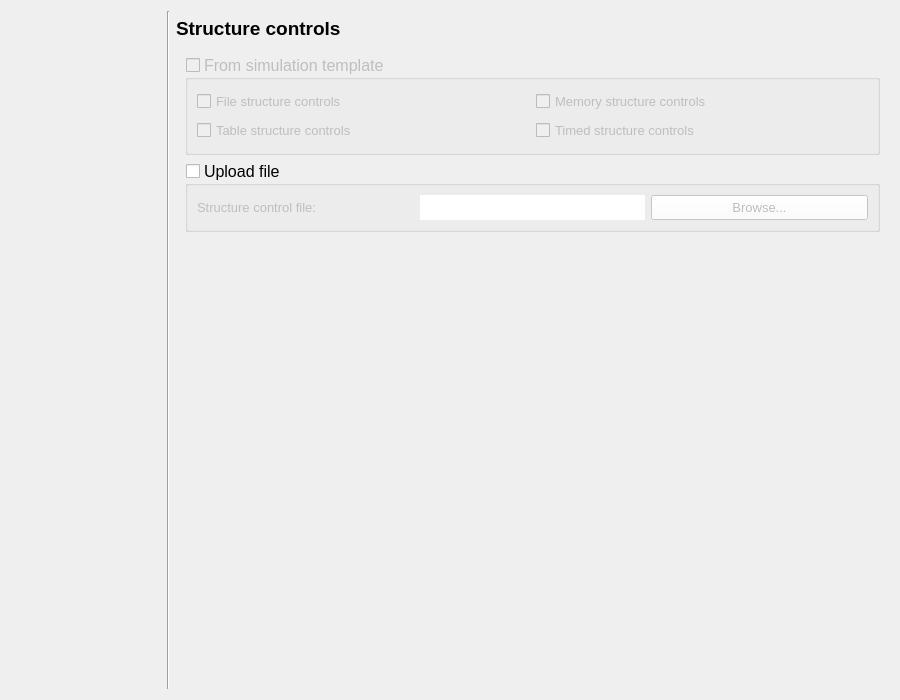
Before: the Qt Designer form threedi_models_and_simulations/ui/simulation_wizard/page_structure_controls.ui in nens/threedi-api-qgis-client, drawn with Qt 5.
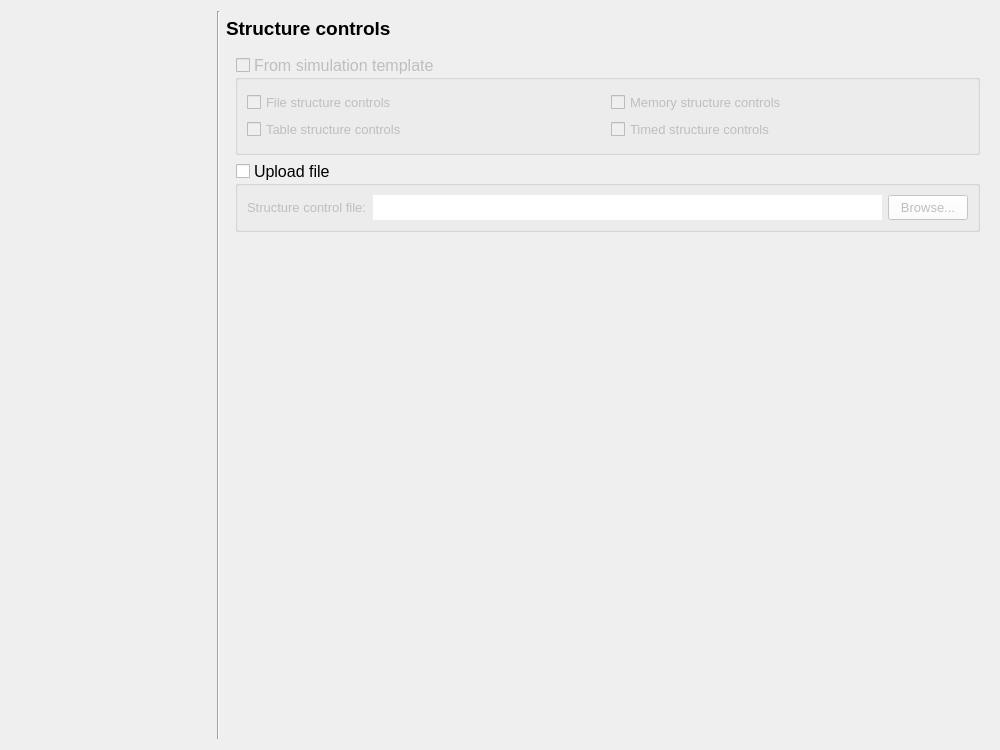
After: the same form once the commit is applied.

Patch:
```diff
--- a/threedi_models_and_simulations/ui/simulation_wizard/page_structure_controls.ui
+++ b/threedi_models_and_simulations/ui/simulation_wizard/page_structure_controls.ui
@@ -6,14 +6,14 @@
    <rect>
     <x>0</x>
     <y>0</y>
-    <width>900</width>
-    <height>700</height>
+    <width>1000</width>
+    <height>750</height>
    </rect>
   </property>
   <property name="minimumSize">
    <size>
-    <width>720</width>
-    <height>700</height>
+    <width>0</width>
+    <height>0</height>
    </size>
   </property>
   <property name="palette">
@@ -80,9 +80,15 @@
    </item>
    <item row="2" column="2">
     <widget class="QWidget" name="default_init_widget" native="true">
+     <property name="sizePolicy">
+      <sizepolicy hsizetype="Expanding" vsizetype="Preferred">
+       <horstretch>0</horstretch>
+       <verstretch>0</verstretch>
+      </sizepolicy>
+     </property>
      <property name="minimumSize">
       <size>
-       <width>700</width>
+       <width>0</width>
        <height>0</height>
       </size>
      </property>
@@ -92,6 +98,12 @@
         <property name="enabled">
          <bool>false</bool>
         </property>
+        <property name="sizePolicy">
+         <sizepolicy hsizetype="Expanding" vsizetype="Preferred">
+          <horstretch>0</horstretch>
+          <verstretch>0</verstretch>
+         </sizepolicy>
+        </property>
         <property name="minimumSize">
          <size>
           <width>0</width>
@@ -115,47 +127,21 @@
         </property>
         <layout class="QGridLayout" name="gridLayout_7">
          <item row="0" column="0">
-          <layout class="QHBoxLayout" name="horizontalLayout_4">
-           <item>
-            <widget class="QCheckBox" name="cb_file_sc">
-             <property name="minimumSize">
-              <size>
-               <width>14</width>
-               <height>14</height>
-              </size>
-             </property>
-             <property name="maximumSize">
-              <size>
-               <width>16777215</width>
-               <height>16777215</height>
-              </size>
-             </property>
-             <property name="font">
-              <font>
-               <family>Segoe UI</family>
-               <pointsize>10</pointsize>
-              </font>
-             </property>
-             <property name="layoutDirection">
-              <enum>Qt::LeftToRight</enum>
-             </property>
-             <property name="text">
-              <string>File structure controls</string>
-             </property>
-             <property name="checked">
-              <bool>false</bool>
-             </property>
-            </widget>
-           </item>
-          </layout>
-         </item>
+          <layout class="QGridLayout" name="gridLayout_3">
+           <property name="bottomMargin">
+            <number>0</number>
+           </property>
          <item row="0" column="1">
-          <layout class="QHBoxLayout" name="horizontalLayout_5">
-           <item>
             <widget class="QCheckBox" name="cb_memory_sc">
+             <property name="sizePolicy">
+              <sizepolicy hsizetype="MinimumExpanding" vsizetype="Fixed">
+               <horstretch>0</horstretch>
+               <verstretch>0</verstretch>
+              </sizepolicy>
+             </property>
              <property name="minimumSize">
               <size>
-               <width>14</width>
+               <width>0</width>
                <height>14</height>
               </size>
              </property>
@@ -185,15 +171,17 @@
              </property>
             </widget>
            </item>
-          </layout>
-         </item>
          <item row="1" column="0">
-          <layout class="QHBoxLayout" name="horizontalLayout_6">
-           <item>
             <widget class="QCheckBox" name="cb_table_sc">
+             <property name="sizePolicy">
+              <sizepolicy hsizetype="MinimumExpanding" vsizetype="Fixed">
+               <horstretch>0</horstretch>
+               <verstretch>0</verstretch>
+              </sizepolicy>
+             </property>
              <property name="minimumSize">
               <size>
-               <width>14</width>
+               <width>0</width>
                <height>14</height>
               </size>
              </property>
@@ -220,15 +208,17 @@
              </property>
             </widget>
            </item>
-          </layout>
-         </item>
          <item row="1" column="1">
-          <layout class="QHBoxLayout" name="horizontalLayout_7">
-           <item>
             <widget class="QCheckBox" name="cb_timed_sc">
+             <property name="sizePolicy">
+              <sizepolicy hsizetype="MinimumExpanding" vsizetype="Fixed">
+               <horstretch>0</horstretch>
+               <verstretch>0</verstretch>
+              </sizepolicy>
+             </property>
              <property name="minimumSize">
               <size>
-               <width>14</width>
+               <width>0</width>
                <height>14</height>
               </size>
              </property>
@@ -255,6 +245,43 @@
              </property>
             </widget>
            </item>
+           <item row="0" column="0">
+            <widget class="QCheckBox" name="cb_file_sc">
+             <property name="sizePolicy">
+              <sizepolicy hsizetype="Preferred" vsizetype="Fixed">
+               <horstretch>0</horstretch>
+               <verstretch>0</verstretch>
+              </sizepolicy>
+             </property>
+             <property name="minimumSize">
+              <size>
+               <width>0</width>
+               <height>14</height>
+              </size>
+             </property>
+             <property name="maximumSize">
+              <size>
+               <width>16777215</width>
+               <height>16777215</height>
+              </size>
+             </property>
+             <property name="font">
+              <font>
+               <family>Segoe UI</family>
+               <pointsize>10</pointsize>
+              </font>
+             </property>
+             <property name="layoutDirection">
+              <enum>Qt::LeftToRight</enum>
+             </property>
+             <property name="text">
+              <string>File structure controls</string>
+             </property>
+             <property name="checked">
+              <bool>false</bool>
+             </property>
+            </widget>
+           </item>
           </layout>
          </item>
         </layout>
@@ -266,15 +293,15 @@
          <bool>true</bool>
         </property>
         <property name="sizePolicy">
-         <sizepolicy hsizetype="Preferred" vsizetype="Minimum">
+         <sizepolicy hsizetype="Expanding" vsizetype="Minimum">
           <horstretch>0</horstretch>
           <verstretch>0</verstretch>
          </sizepolicy>
         </property>
         <property name="minimumSize">
          <size>
-          <width>680</width>
-          <height>50</height>
+          <width>0</width>
+          <height>0</height>
          </size>
         </property>
         <property name="font">
@@ -293,43 +320,20 @@
          <bool>false</bool>
         </property>
         <layout class="QGridLayout" name="gridLayout_2">
-         <item row="0" column="2">
-          <widget class="QPushButton" name="pb_upload_file_sc">
-           <property name="sizePolicy">
-            <sizepolicy hsizetype="Minimum" vsizetype="Preferred">
-             <horstretch>0</horstretch>
-             <verstretch>0</verstretch>
-            </sizepolicy>
+         <item row="0" column="0">
+          <layout class="QGridLayout" name="gridLayout_5">
+           <property name="leftMargin">
+            <number>0</number>
            </property>
-           <property name="minimumSize">
-            <size>
-             <width>100</width>
-             <height>25</height>
-            </size>
+           <property name="bottomMargin">
+            <number>0</number>
            </property>
-           <property name="maximumSize">
-            <size>
-             <width>16777215</width>
-             <height>16777215</height>
-            </size>
-           </property>
-           <property name="font">
-            <font>
-             <family>Segoe UI</family>
-             <pointsize>10</pointsize>
-            </font>
-           </property>
-           <property name="text">
-            <string>Browse...</string>
-           </property>
-          </widget>
-         </item>
          <item row="0" column="0">
           <widget class="QLabel" name="label">
            <property name="minimumSize">
             <size>
-             <width>150</width>
-             <height>20</height>
+               <width>0</width>
+               <height>25</height>
             </size>
            </property>
            <property name="maximumSize">
@@ -355,14 +359,14 @@
             <bool>false</bool>
            </property>
            <property name="sizePolicy">
-            <sizepolicy hsizetype="Preferred" vsizetype="Preferred">
+              <sizepolicy hsizetype="MinimumExpanding" vsizetype="Preferred">
              <horstretch>0</horstretch>
              <verstretch>0</verstretch>
             </sizepolicy>
            </property>
            <property name="minimumSize">
             <size>
-             <width>225</width>
+               <width>0</width>
              <height>25</height>
             </size>
            </property>
@@ -389,7 +393,40 @@
            </property>
           </widget>
          </item>
-        </layout>
+           <item row="0" column="2">
+            <widget class="QPushButton" name="pb_upload_file_sc">
+             <property name="sizePolicy">
+              <sizepolicy hsizetype="Minimum" vsizetype="Preferred">
+               <horstretch>0</horstretch>
+               <verstretch>0</verstretch>
+              </sizepolicy>
+             </property>
+             <property name="minimumSize">
+              <size>
+               <width>0</width>
+               <height>25</height>
+              </size>
+             </property>
+             <property name="maximumSize">
+              <size>
+               <width>16777215</width>
+               <height>16777215</height>
+              </size>
+             </property>
+             <property name="font">
+              <font>
+               <family>Segoe UI</family>
+               <pointsize>10</pointsize>
+              </font>
+             </property>
+             <property name="text">
+              <string>Browse...</string>
+             </property>
+            </widget>
+           </item>
+          </layout>
+         </item>
+        </layout>
        </widget>
       </item>
      </layout>
@@ -444,13 +481,13 @@
      </property>
      <property name="minimumSize">
       <size>
-       <width>150</width>
+       <width>200</width>
        <height>0</height>
       </size>
      </property>
      <property name="maximumSize">
       <size>
-       <width>150</width>
+       <width>200</width>
        <height>16777215</height>
       </size>
      </property>
```
Left out of the diff: 84 changed lines with no effect on the pictures. Lines whose indentation alone changed are shown as unchanged.
